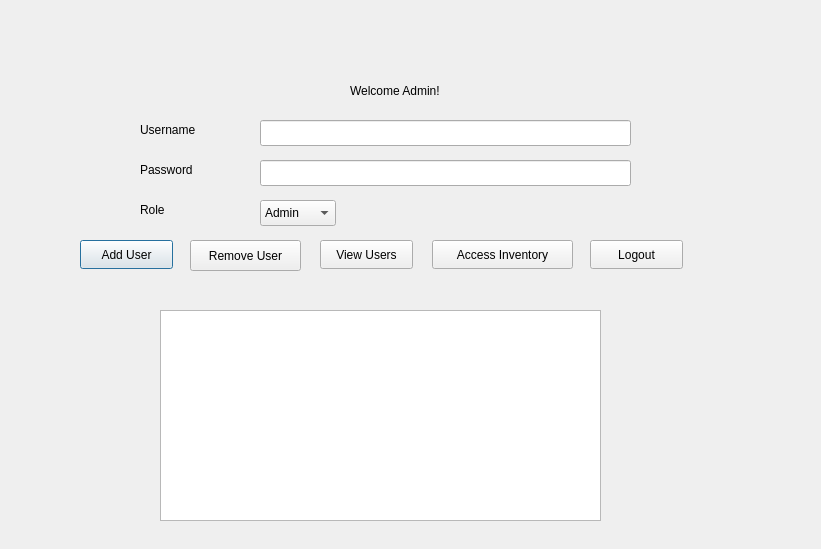
aligamaal/LabProject, file adminwindow.ui: the form before one commit.
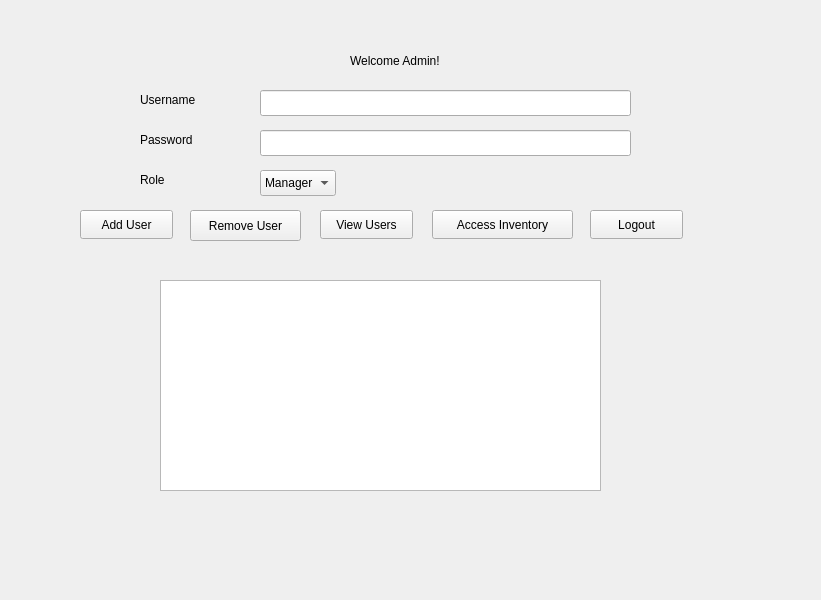
The form after the commit.

The edit to the form file:
```diff
--- a/adminwindow.ui
+++ b/adminwindow.ui
@@ -1,23 +1,24 @@
 <?xml version="1.0" encoding="UTF-8"?>
 <ui version="4.0">
  <class>AdminWindow</class>
- <widget class="QDialog" name="AdminWindow">
+ <widget class="QMainWindow" name="AdminWindow">
   <property name="geometry">
    <rect>
     <x>0</x>
     <y>0</y>
     <width>821</width>
-    <height>549</height>
+    <height>600</height>
    </rect>
   </property>
   <property name="windowTitle">
    <string>Dialog</string>
   </property>
+  <widget class="QWidget" name="centralwidget">
   <widget class="QLabel" name="labelAdmin">
    <property name="geometry">
     <rect>
      <x>350</x>
-     <y>80</y>
+      <y>50</y>
      <width>121</width>
      <height>21</height>
     </rect>
@@ -30,7 +31,7 @@
    <property name="geometry">
     <rect>
      <x>80</x>
-     <y>240</y>
+      <y>210</y>
      <width>93</width>
      <height>29</height>
     </rect>
@@ -43,7 +44,7 @@
    <property name="geometry">
     <rect>
      <x>190</x>
-     <y>240</y>
+      <y>210</y>
      <width>111</width>
      <height>31</height>
     </rect>
@@ -56,7 +57,7 @@
    <property name="geometry">
     <rect>
      <x>320</x>
-     <y>240</y>
+      <y>210</y>
      <width>93</width>
      <height>29</height>
     </rect>
@@ -69,7 +70,7 @@
    <property name="geometry">
     <rect>
      <x>590</x>
-     <y>240</y>
+      <y>210</y>
      <width>93</width>
      <height>29</height>
     </rect>
@@ -82,7 +83,7 @@
    <property name="geometry">
     <rect>
      <x>140</x>
-     <y>120</y>
+      <y>90</y>
      <width>131</width>
      <height>20</height>
     </rect>
@@ -95,7 +96,7 @@
    <property name="geometry">
     <rect>
      <x>140</x>
-     <y>160</y>
+      <y>130</y>
      <width>63</width>
      <height>20</height>
     </rect>
@@ -108,7 +109,7 @@
    <property name="geometry">
     <rect>
      <x>140</x>
-     <y>200</y>
+      <y>170</y>
      <width>63</width>
      <height>20</height>
     </rect>
@@ -121,7 +122,7 @@
    <property name="geometry">
     <rect>
      <x>260</x>
-     <y>120</y>
+      <y>90</y>
      <width>371</width>
      <height>26</height>
     </rect>
@@ -131,7 +132,7 @@
    <property name="geometry">
     <rect>
      <x>260</x>
-     <y>160</y>
+      <y>130</y>
      <width>371</width>
      <height>26</height>
     </rect>
@@ -144,16 +145,11 @@
    <property name="geometry">
     <rect>
      <x>260</x>
-     <y>200</y>
+      <y>170</y>
      <width>76</width>
      <height>26</height>
     </rect>
    </property>
-   <item>
-    <property name="text">
-     <string>Admin</string>
-    </property>
-   </item>
    <item>
     <property name="text">
      <string>Manager</string>
@@ -169,7 +165,7 @@
    <property name="geometry">
     <rect>
      <x>160</x>
-     <y>310</y>
+      <y>280</y>
      <width>441</width>
      <height>211</height>
     </rect>
@@ -179,7 +175,7 @@
    <property name="geometry">
     <rect>
      <x>432</x>
-     <y>240</y>
+      <y>210</y>
      <width>141</width>
      <height>29</height>
     </rect>
@@ -187,6 +183,7 @@
    <property name="text">
     <string>Access Inventory</string>
    </property>
+   </widget>
   </widget>
  </widget>
  <resources/>
```
Left out of the diff: 2 changed lines with no effect on the pictures. Lines whose indentation alone changed are shown as unchanged.
